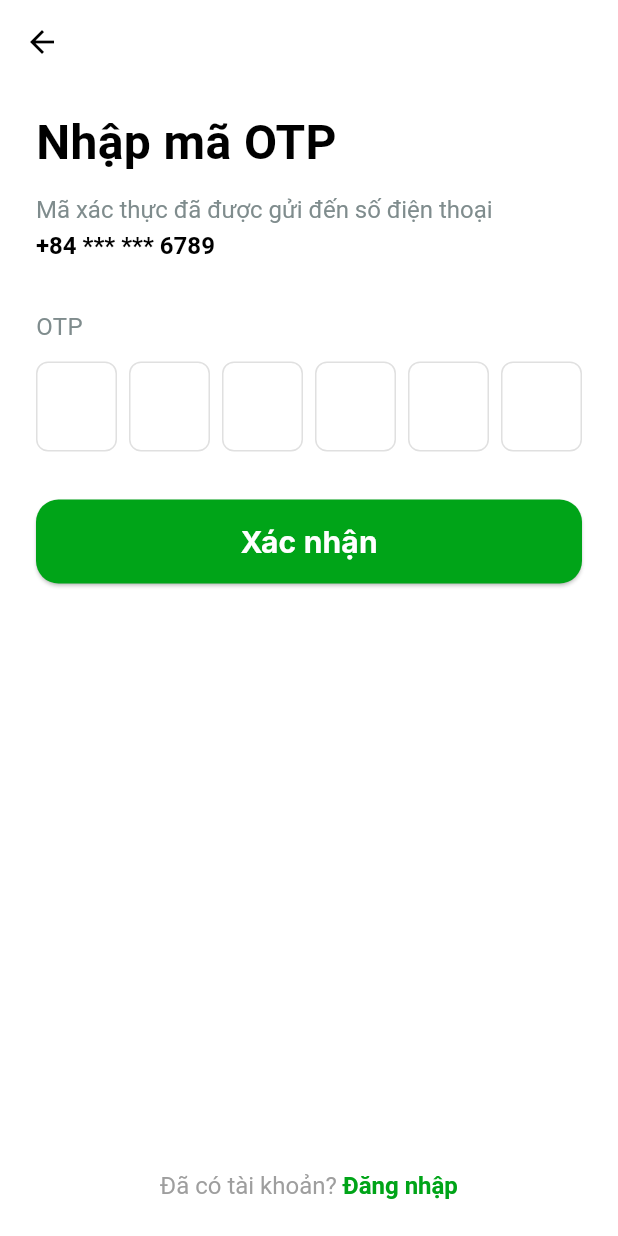
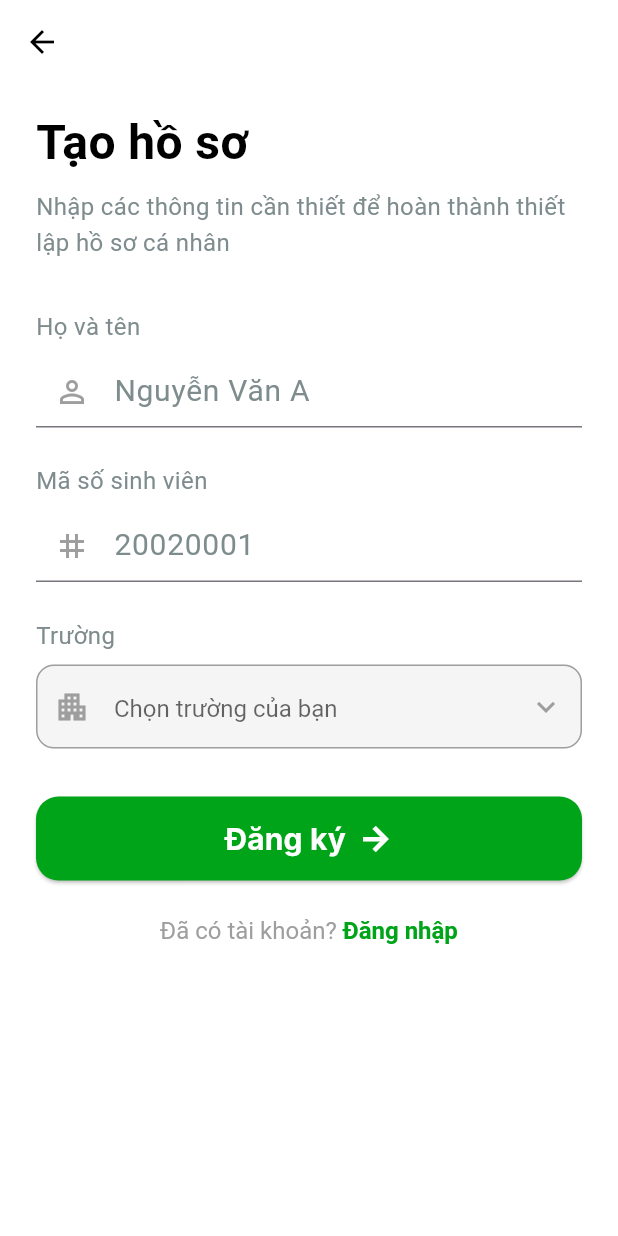
Before and after one commit to StuPass/stupass-frontend, a Flutter app: the OtpVerificationPage screen opened by its route, after a tap on "Xác nhận", on a phone screen of 412 x 824 dp. Run offline on Flutter 3.47's test engine with Material 3 defaults, Android fonts, the light colour scheme and no system bars; drawn by our look-alikes of pinput; our stand-ins replace go_router; Roboto replaces fonts that are missing (Inter).

Commit message:
STUP-51 Add CreateProfile page

```diff
--- /dev/null
+++ b/stupass_frontend/lib/core/components/buttons/primary_dropdown.dart
@@ -0,0 +1,65 @@
+import 'package:flutter/material.dart';
+
+class PrimaryDropdown extends StatelessWidget {
+  final String? value;
+  final List<String> items;
+  final String hintText;
+  final ValueChanged<String?> onChanged;
+  final String? Function(String?)? validator;
+  final Widget? prefixIcon;
+  final Color? fillColor;
+
+  const PrimaryDropdown({
+    super.key,
+    required this.value,
+    required this.items,
+    required this.onChanged,
+    this.hintText = 'Select an option',
+    this.prefixIcon,
+    this.validator,
+    this.fillColor,
+  });
+
+  @override
+  Widget build(BuildContext context) {
+    return DropdownButtonFormField<String>(
+      initialValue: value,
+      icon: const Icon(Icons.keyboard_arrow_down, color: Colors.grey),
+      isExpanded: true,
+      elevation: 16,
+      style: const TextStyle(color: Colors.black, fontSize: 16),
+
+      decoration: InputDecoration(
+        hintText: hintText,
+        prefixIcon: prefixIcon,
+        filled: true,
+        fillColor: fillColor ?? Colors.grey[100],
+        contentPadding: const EdgeInsets.symmetric(vertical: 16, horizontal: 12),
+        border: OutlineInputBorder(
+          borderRadius: BorderRadius.circular(12),
+          borderSide: BorderSide.none,
+        ),
+        enabledBorder: OutlineInputBorder(
+          borderRadius: BorderRadius.circular(12),
+          borderSide: const BorderSide(color: Colors.grey, width: 1.0),
+        ),
+        errorBorder: OutlineInputBorder(
+          borderRadius: BorderRadius.circular(12),
+          borderSide: const BorderSide(color: Colors.red, width: 1.0),
+        ),
+      ),
+
+      validator: validator,
+      onChanged: onChanged,
+      items: items.map<DropdownMenuItem<String>>((String item) {
+        return DropdownMenuItem<String>(
+          value: item,
+          child: Text(
+            item,
+            overflow: TextOverflow.ellipsis,
+          ),
+        );
+      }).toList(),
+    );
+  }
+}
--- a/stupass_frontend/lib/core/components/inputs/primary_textformfield.dart
+++ b/stupass_frontend/lib/core/components/inputs/primary_textformfield.dart
@@ -9,6 +9,7 @@ class PrimaryTextformfield extends StatelessWidget {
     required this.hintText,
     this.prefixIcon,
     this.prefixWidget,
+    this.suffixWidget,
     this.isPassword = false,
     this.isPasswordVisible = false,
     required this.onTogglePassword,
@@ -21,6 +22,7 @@ class PrimaryTextformfield extends StatelessWidget {
   final String hintText;
   final IconData? prefixIcon;
   final Widget? prefixWidget;
+  final Widget? suffixWidget;
   final bool isPassword;
   final bool isPasswordVisible;
   final VoidCallback onTogglePassword;
@@ -57,7 +59,7 @@ class PrimaryTextformfield extends StatelessWidget {
       decoration: InputDecoration(
         hintText: hintText,
         hintStyle: TextStyle(
-          color: ColorPalette.disableTextColor,
+          color: ColorPalette.textColorSecondary,
           fontSize: TextStyles.largeInputTextSize,
         ),
         prefixIcon: finalPrefix,
@@ -70,7 +72,7 @@ class PrimaryTextformfield extends StatelessWidget {
                 ),
                 onPressed: onTogglePassword,
               )
-            : null,
+            : suffixWidget,
       ),
       onSaved: onSaved,
       validator: validator,
--- /dev/null
+++ b/stupass_frontend/lib/core/constants/school_names.dart
@@ -0,0 +1,7 @@
+final List<String> schools = [
+  'Đại học Bách Khoa',
+  'Đại học Quốc Gia',
+  'Đại học RMIT',
+  'Đại học FPT',
+  'THPT Chuyên Lê Hồng Phong',
+];
--- a/stupass_frontend/lib/core/router/router.dart
+++ b/stupass_frontend/lib/core/router/router.dart
@@ -1,6 +1,7 @@
 import 'package:flutter/cupertino.dart';
 import 'package:go_router/go_router.dart';
 import 'package:stupass_frontend/features/account/presentation/setting_page.dart';
+import 'package:stupass_frontend/features/auth/presentation/create_profile_page.dart';
 import 'package:stupass_frontend/features/auth/presentation/signin_page.dart';
 import 'package:stupass_frontend/features/auth/presentation/signup_page.dart';
 import 'package:stupass_frontend/features/auth/presentation/verify_via_otp_page.dart';
@@ -28,6 +29,13 @@ final router = GoRouter(
           name: 'verify',
           path: 'verify_via_otp',
           builder: (context, state) => const OtpVerificationPage(),
+          routes: [
+            GoRoute(
+              name: 'create',
+              path: 'create_profile',
+              builder: (context, state) => const CreateProfilePage(),
+            )
+          ]
         ),
       ]
     ),
--- a/stupass_frontend/lib/features/auth/presentation/create_profile_page.dart
+++ b/stupass_frontend/lib/features/auth/presentation/create_profile_page.dart
@@ -0,0 +1,202 @@
+import 'package:flutter/gestures.dart';
+import 'package:flutter/material.dart';
+import 'package:go_router/go_router.dart';
+import 'package:stupass_frontend/core/components/buttons/primary_button.dart';
+import 'package:stupass_frontend/core/components/buttons/primary_dropdown.dart';
+import 'package:stupass_frontend/core/components/inputs/primary_textformfield.dart';
+import 'package:stupass_frontend/core/constants/school_names.dart';
+import 'package:stupass_frontend/core/theme/color_palette.dart';
+import 'package:stupass_frontend/core/theme/text_styles.dart';
+
+class CreateProfilePage extends StatefulWidget {
+  const CreateProfilePage({super.key});
+
+  @override
+  State<CreateProfilePage> createState() => _CreateProfilePageState();
+}
+
+class _CreateProfilePageState extends State<CreateProfilePage> {
+  final _fullNameController = TextEditingController();
+  final _studentIdController = TextEditingController();
+
+  String? _selectedSchool;
+
+  @override
+  void dispose() {
+    _fullNameController.dispose();
+    _studentIdController.dispose();
+    super.dispose();
+  }
+
+  @override
+  Widget build(BuildContext context) {
+    return Scaffold(
+      backgroundColor: Colors.white,
+      appBar: AppBar(
+        backgroundColor: Colors.white,
+        elevation: 0,
+        leading: IconButton(
+          icon: const Icon(Icons.arrow_back, color: Colors.black),
+          onPressed: () => context.pop(),
+        ),
+      ),
+      body: Padding(
+        padding: const EdgeInsets.symmetric(horizontal: 24.0),
+        child: SingleChildScrollView(
+          child: Column(
+            crossAxisAlignment: CrossAxisAlignment.start,
+            children: [
+              // ---------------------------------------------------------
+              // 1. Header Section
+              // ---------------------------------------------------------
+              const SizedBox(height: 16),
+              const Text(
+                "Tạo hồ sơ",
+                style: TextStyle(
+                  fontSize: TextStyles.heading1Size,
+                  fontWeight: FontWeight.bold,
+                  color: ColorPalette.textColorPrimary,
+                ),
+              ),
+              const SizedBox(height: 8),
+              const Text(
+                "Nhập các thông tin cần thiết để hoàn thành thiết lập hồ sơ cá nhân",
+                style: TextStyle(
+                  fontSize: 16,
+                  color: ColorPalette.textColorSecondary,
+                  height: 1.5,
+                ),
+              ),
+
+              const SizedBox(height: 32),
+
+              // ---------------------------------------------------------
+              // 2. Form Section
+              // ---------------------------------------------------------
+
+              // --- Full Name Field ---
+              const Text(
+                "Họ và tên",
+                style: TextStyle(
+                  fontSize: 16,
+                  color: ColorPalette.textColorSecondary,
+                ),
+              ),
+              const SizedBox(height: 8),
+              PrimaryTextformfield(
+                hintText: "Nguyễn Văn A",
+                prefixWidget: const Icon(Icons.person_outline, color: Colors.grey),
+                controller: _fullNameController,
+                keyboardType: TextInputType.name,
+                onSaved: (newValue) {},
+                onTogglePassword: () {},
+                validator: (value) {
+                  if (value == null || value.isEmpty) return "Vui lòng nhập họ tên";
+                  return null;
+                },
+              ),
+
+              const SizedBox(height: 24),
+
+              // --- Student ID Field ---
+              const Text(
+                "Mã số sinh viên",
+                style: TextStyle(
+                  fontSize: 16,
+                  color: ColorPalette.textColorSecondary,
+                ),
+              ),
+              const SizedBox(height: 8),
+              PrimaryTextformfield(
+                hintText: "20020001",
+                // Using a hash icon or similar for ID
+                prefixWidget: const Icon(Icons.tag, color: Colors.grey),
+                controller: _studentIdController,
+                keyboardType: TextInputType.number,
+                onSaved: (newValue) {},
+                onTogglePassword: () {},
+                validator: (value) {},
+              ),
+
+              const SizedBox(height: 24),
+
+              // --- University Field (Dropdown simulation) ---
+              const Text(
+                "Trường",
+                style: TextStyle(
+                  fontSize: 16,
+                  color: ColorPalette.textColorSecondary,
+                ),
+              ),
+              const SizedBox(height: 8),
+
+              PrimaryDropdown(
+                value: _selectedSchool,
+                items: schools,
+                hintText: "Chọn trường của bạn",
+                prefixIcon: const Icon(Icons.apartment_outlined, color: Colors.grey),
+
+                onChanged: (newValue) {
+                  setState(() {
+                    _selectedSchool = newValue;
+                  });
+                },
+
+                validator: (value) {
+                  if (value == null || value.isEmpty) {
+                    return 'Vui lòng chọn trường học';
+                  }
+                  return null;
+                },
+              ),
+
+              const SizedBox(height: 32),
+
+              // ---------------------------------------------------------
+              // 3. Action Section
+              // ---------------------------------------------------------
+              PrimaryButton(
+                label: "Đăng ký",
+                labelSize: TextStyles.largeButtonTextSize,
+                buttonHeight: 56,
+                backgroundColor: ColorPalette.primaryColor,
+                suffixIcon: Icons.arrow_forward,
+                onPressed: () => context.go('/signin'),
+              ),
+
+              const SizedBox(height: 24),
+
+              // ---------------------------------------------------------
+              // 4. Footer
+              // ---------------------------------------------------------
+              Center(
+                child: RichText(
+                  text: TextSpan(
+                    text: "Đã có tài khoản? ",
+                    style: const TextStyle(color: Colors.grey, fontSize: 16),
+                    children: [
+                      TextSpan(
+                        text: "Đăng nhập",
+                        style: const TextStyle(
+                          color: ColorPalette.primaryButtonColor,
+                          fontWeight: FontWeight.w600,
+                        ),
+                        recognizer: TapGestureRecognizer()
+                          ..onTap = () => context.go('/signin'),
+
+                      ),
+                    ],
+                  ),
+                ),
+              ),
+
+              const SizedBox(height: 24),
+            ],
+          ),
+        ),
+      ),
+    );
+  }
+
+
+}
--- a/stupass_frontend/lib/features/auth/presentation/verify_via_otp_page.dart
+++ b/stupass_frontend/lib/features/auth/presentation/verify_via_otp_page.dart
@@ -123,7 +123,7 @@ class _OtpVerificationPageState extends State<OtpVerificationPage> {
                 pinputAutovalidateMode: PinputAutovalidateMode.onSubmit,
                 showCursor: true,
                 onCompleted: (pin) {
-                  print("User entered pin: $pin");
+                  debugPrint("User entered pin: $pin");
                 },
               ),
             ),
@@ -138,8 +138,7 @@ class _OtpVerificationPageState extends State<OtpVerificationPage> {
               labelSize: TextStyles.largeButtonTextSize,
               buttonHeight: 56,
               backgroundColor: ColorPalette.primaryColor,
-              onPressed: () {
-              },
+              onPressed: () => context.pushReplacement('/signup/verify_via_otp/create_profile'),
             ),
 
             const Spacer(),
--- a/stupass_frontend/lib/main.dart
+++ b/stupass_frontend/lib/main.dart
@@ -1,5 +1,4 @@
 import 'package:flutter/material.dart';
-import 'package:stupass_frontend/features/auth/presentation/welcome_page.dart';
 import 'package:stupass_frontend/core/router/router.dart';
 
 void main() {
```
